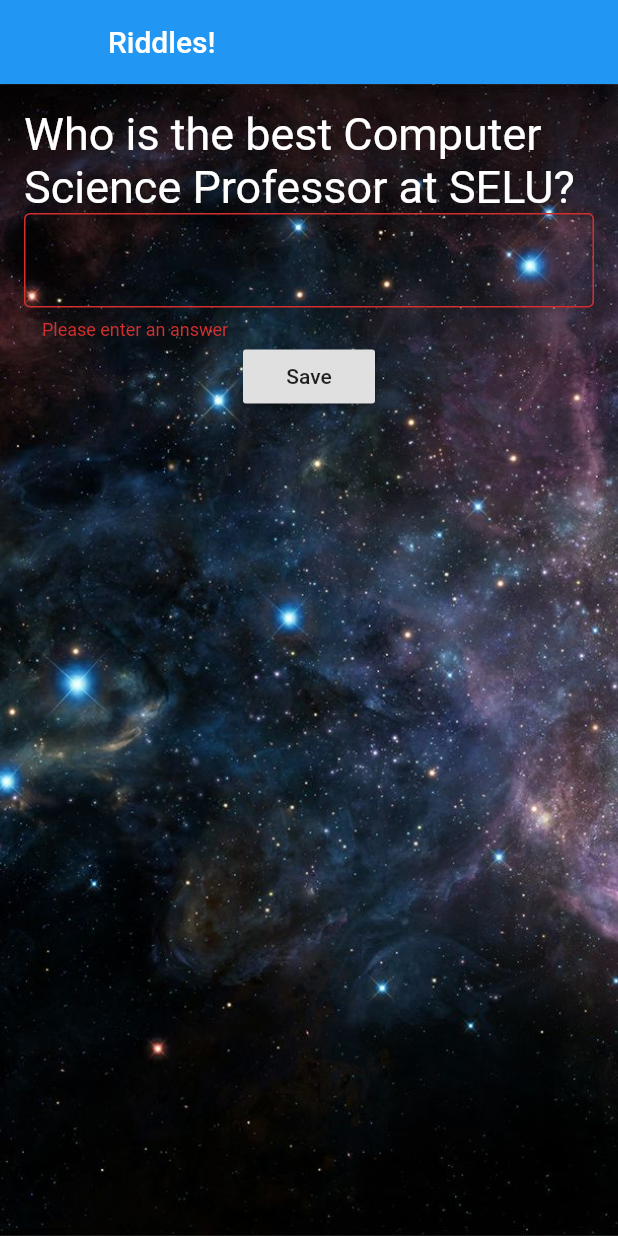
After one commit to Kithor/Puzzle-Clock, a Flutter app: the Riddle screen opened directly, after a tap on "Save", on a phone screen of 412 x 824 dp. The commit adds this screen. Run offline on Flutter 3.47's test engine with Material 2 defaults, Android fonts, the phone set to English and light mode, and no system bars; our stand-ins replace audioplayers, datetime_picker_formfield, flutter_local_notifications.

Commit message:
added a riddles puzzle

```diff
--- a/lib/puzzles/puzzle.dart
+++ b/lib/puzzles/puzzle.dart
@@ -2,6 +2,7 @@ import 'dart:math';
 import 'package:flutter/material.dart';
 import 'scramble.dart';
 import 'math.dart';
+import 'riddle.dart';
 
 class Puzzle{
   static List puzzleList;
@@ -14,7 +15,6 @@ void puzzlePicker(BuildContext context){
     //Picks a random puzzle from the four and navigates to the appropriate page
     var rng = new Random();
     var choice = rng.nextInt(3);
-
     if(choice == 0){
       Navigator.push(
         context,
@@ -24,7 +24,7 @@ void puzzlePicker(BuildContext context){
     if(choice == 1){
       Navigator.push(
         context,
-        MaterialPageRoute(builder: (context) => Math()),
+        MaterialPageRoute(builder: (context) => Riddle()),
       );
     }
     if(choice == 2){
--- /dev/null
+++ b/lib/puzzles/riddle.dart
@@ -0,0 +1,149 @@
+import 'package:flutter/material.dart';
+import 'dart:math';
+import '../main.dart';
+
+class Riddle extends StatefulWidget{
+  @override
+  _RiddleState createState() => _RiddleState();
+}
+
+class _RiddleState extends State<Riddle>{
+  final GlobalKey<FormState> _formKey = new GlobalKey<FormState>();
+  var riddle;
+
+  @override
+  void initState(){
+    super.initState();
+    riddle = getRiddle();
+  }
+
+   void submit(){
+    _formKey.currentState.save();
+    dispose();
+    Navigator.push(
+      context,
+      MaterialPageRoute(builder: (context) => App()),
+    );
+  }
+
+  @override
+  Widget build (BuildContext context){
+    return Scaffold(
+      appBar: AppBar(
+        title: Text("Riddles!"),
+        leading: new Container()
+      ),
+      body:
+      new Container(
+        decoration: new BoxDecoration(
+          image: new DecorationImage(
+            image: new AssetImage("assets/images/background.jpg"),
+            fit: BoxFit.cover,
+          ),
+        ),
+        child:Padding(
+        padding: const EdgeInsets.all(16.0),
+        child: Form(
+          key: this._formKey,
+          child: Column(
+            children: <Widget>[
+              Text ('${riddle['question']}',
+                style: new TextStyle(
+                  fontSize: 30.0,
+                  color: Colors.white
+                ),
+              ),
+              TextFormField(
+                keyboardType: TextInputType.text,
+                decoration: InputDecoration(
+                  border: OutlineInputBorder()
+                ),
+                style: new TextStyle(
+                  fontSize: 20.0,
+                  color: Colors.white
+                ),
+                validator: (value){
+                  if(value.toString().isEmpty){
+                    return 'Please enter an answer';
+                  }
+                  if(value.toLowerCase() != riddle['answer']){
+                    print(riddle['answer']);
+                    return 'Incorrect Answer';
+                  }
+                },
+              ),
+              RaisedButton(
+                child: const Text('Save'),
+                onPressed: () {
+                  if (_formKey.currentState.validate()) {
+                      this.submit();
+                  }
+                }
+              )
+            ]
+          )
+        )
+      )
+    )
+    );
+  }
+}
+
+/* THIS IS THE LOGIC FOR THE PUZZLE BELOW*/
+getRiddle(){
+  var randomNum = new Random().nextInt(5);
+  var riddle;
+
+  switch(randomNum) {
+    case 0: {
+      riddle = {
+        'question': 'Who is the best Computer Science Professor at SELU?',
+        'answer': 'pao'
+      };
+    }
+    break;
+
+    case 1: {
+      riddle = {
+        'question': 'What has to be broken before you can use it?',
+        'answer': 'egg'
+      };
+    }
+    break;
+
+    case 2: {
+      riddle = {
+        'question': 'What has hands but cannot clap?',
+        'answer': 'clock'
+      };
+    }
+    break;
+
+    case 3: {
+      riddle = {
+        'question': 'Which letter of the alphabet has the most water?',
+        'answer': 'c'
+      };
+    }
+    break;
+
+    case 4: {
+      riddle = {
+        'question': 'It lives in winter, dies in summer, and grows with its roots on top. What is it?',
+        'answer': 'icicle'
+      };
+    }
+    break;
+
+    case 5: {
+      riddle = {
+        'question': 'What word is spelled wrong in every dictionary?',
+        'answer': 'wrong'
+      };
+    }
+    break;
+  }
+
+
+  return riddle;
+}
```
